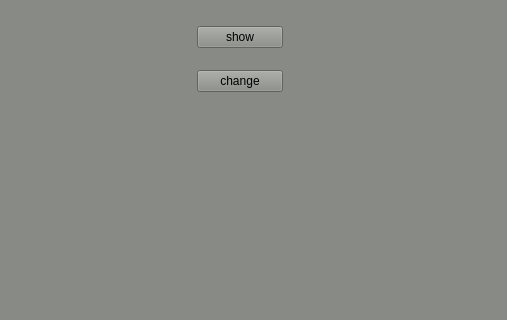
First picture: the form in qtmap3d/tools/trackwidget/mainwindow.ui, repository HOOSHANKAVOSHBORNA/QTMAP3D-SAMPLE, before the edit; both pictures show x 293 to 800 and y 0 to 320 of the 800 by 600 pixel window.
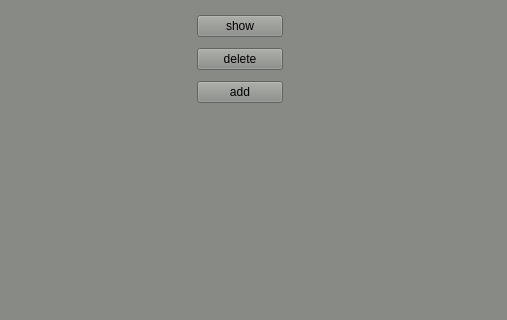
Second picture: the form after the edit.

The edit to the form file:
```diff
--- a/qtmap3d/tools/trackwidget/mainwindow.ui
+++ b/qtmap3d/tools/trackwidget/mainwindow.ui
@@ -42,7 +42,14 @@
      <item>
       <widget class="QPushButton" name="pushButton_2">
        <property name="text">
-        <string>change</string>
+        <string>delete</string>
+       </property>
+      </widget>
+     </item>
+     <item>
+      <widget class="QPushButton" name="pushButton_3">
+       <property name="text">
+        <string>add</string>
        </property>
       </widget>
      </item>
```
